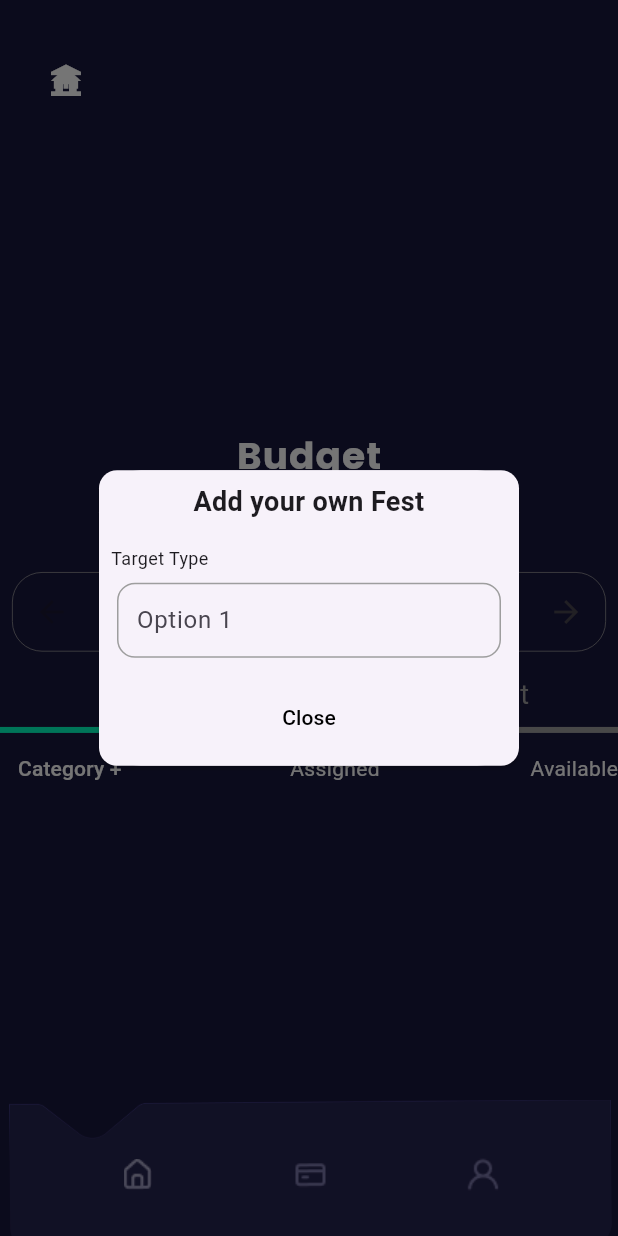
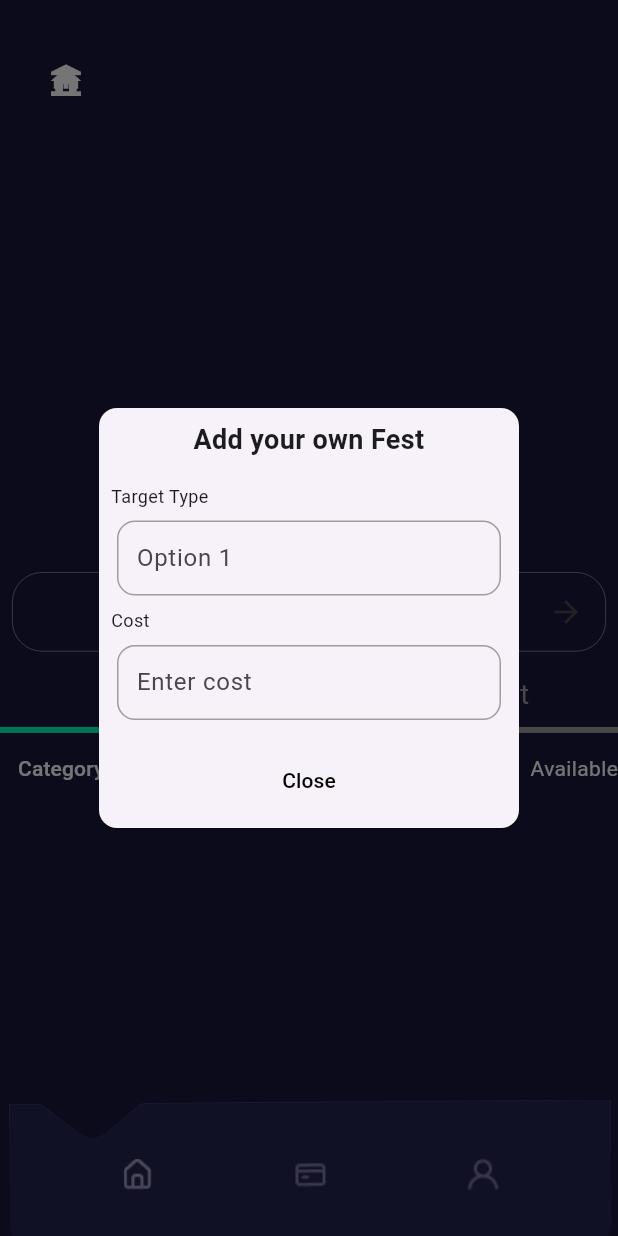
Before and after one commit to RenoSebastian/MoneyFest, a Flutter app: the Budget screen opened by its route, item 2 of the bottom bar chosen, after a tap on "Category +", on a phone screen of 412 x 824 dp. Run offline on Flutter 3.47's test engine with Material 3 defaults, Android fonts, the phone set to English and light mode, and no system bars; our stand-ins replace fl_chart.

Commit message:
revisi popup

```diff
--- a/money_fest_frontend/lib/budget.dart
+++ b/money_fest_frontend/lib/budget.dart
@@ -300,8 +300,7 @@ class _BudgetState extends State<Budget> {
                 Padding(
                   padding: const EdgeInsets.all(8.0),
                   child: Column(
-                    crossAxisAlignment:
-                        CrossAxisAlignment.start, // Align nama box ke kiri
+                    crossAxisAlignment: CrossAxisAlignment.start,
                     children: [
                       Text(
                         "Target Type",
@@ -316,23 +315,56 @@ class _BudgetState extends State<Budget> {
                           Expanded(
                             child: Container(
                               padding: EdgeInsets.symmetric(horizontal: 2.0),
-                              margin: const EdgeInsets.symmetric(
-                                horizontal: 4,
-                              ),
+                              margin: const EdgeInsets.symmetric(horizontal: 4),
                               decoration: BoxDecoration(
                                 border: Border.all(color: Colors.grey),
                                 borderRadius: BorderRadius.circular(12.0),
                               ),
                               child: TextField(
                                 decoration: InputDecoration(
-                                  hintText:
-                                      'Option 1', // Nilai default atau yang sedang dipilih
+                                  hintText: 'Option 1',
                                   border: InputBorder.none,
                                   contentPadding:
                                       EdgeInsets.symmetric(horizontal: 10.0),
                                 ),
                                 onChanged: (String? newValue) {
                                   // Add your dropdown onChanged logic here
+                                },
+                              ),
+                            ),
+                          ),
+                        ],
+                      ),
+                      SizedBox(height: 8),
+                      Text(
+                        "Cost",
+                        style: TextStyle(
+                          fontSize: 12,
+                          fontWeight: FontWeight.normal,
+                        ),
+                      ),
+                      SizedBox(height: 8),
+                      Row(
+                        children: [
+                          Expanded(
+                            child: Container(
+                              padding: EdgeInsets.symmetric(horizontal: 2.0),
+                              margin: const EdgeInsets.symmetric(horizontal: 4),
+                              decoration: BoxDecoration(
+                                border: Border.all(color: Colors.grey),
+                                borderRadius: BorderRadius.circular(12.0),
+                              ),
+                              child: TextField(
+                                keyboardType: TextInputType
+                                    .number, // Keyboard type for numbers
+                                decoration: InputDecoration(
+                                  hintText: 'Enter cost',
+                                  border: InputBorder.none,
+                                  contentPadding:
+                                      EdgeInsets.symmetric(horizontal: 10.0),
+                                ),
+                                onChanged: (String? newValue) {
+                                  // Handle changes in cost value here
                                 },
                               ),
                             ),
```
